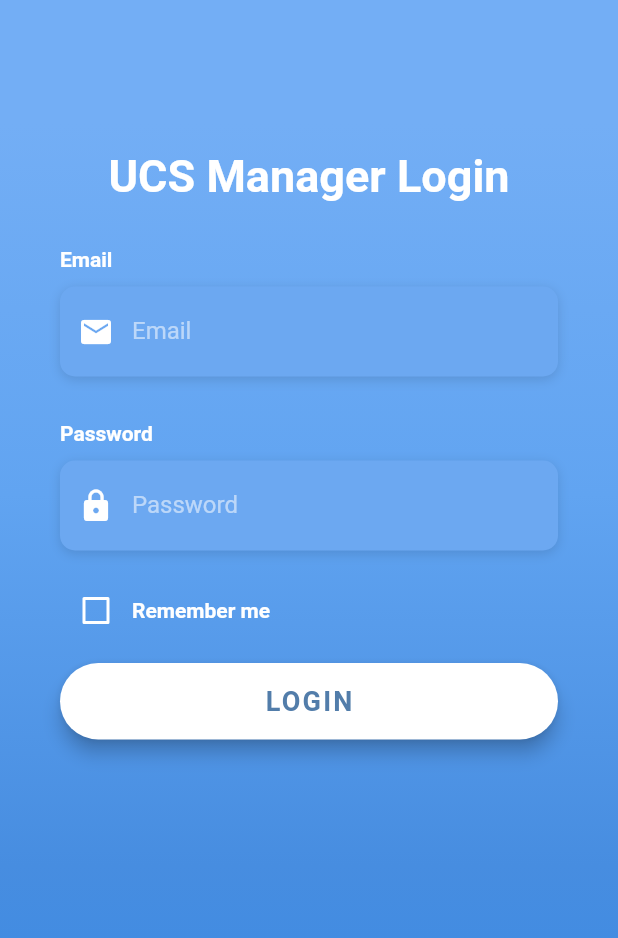
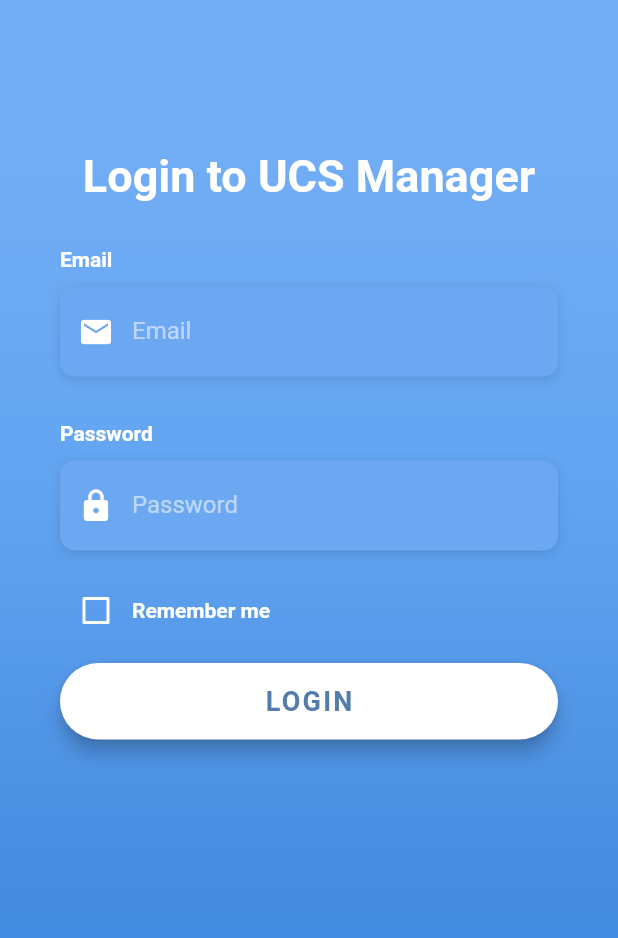
Before and after one commit to SerenityS/UCSManager_Flutter, a Flutter app: the screen it shows after launch, on a phone screen of 412 x 824 dp. Shown: the top 938 px of the screen. Run offline on Flutter 3.47's test engine with Material 2 defaults, Android fonts, the phone set to English and light mode, and no system bars; our stand-ins replace flutter_speed_dial, shared_preferences; missing offline and left inert: requests; Roboto replaces fonts that are missing (OpenSans).

Commit message:
Layout 및 Typo 수정

```diff
--- a/lib/screens/LoginScreen.dart
+++ b/lib/screens/LoginScreen.dart
@@ -285,7 +285,7 @@ class _LoginScreenState extends State<LoginScreen> {
                         height: 100.0,
                       ),
                       Text(
-                        'UCS Manager Login',
+                        'Login to UCS Manager',
                         style: TextStyle(
                           color: Colors.white,
                           fontFamily: 'OpenSans',
--- a/lib/screens/MainScreen.dart
+++ b/lib/screens/MainScreen.dart
@@ -119,7 +119,8 @@ class _MainScreen extends State<MainScreen> with TickerProviderStateMixin {
             context: context,
             builder: (context) {
               return AlertDialog(
-                content: Text('Are You Sure Want to to Exit?'),
+                title: Text('Exit?'),
+                content: Text('Are You Sure Want to Exit?'),
                 actions: <Widget>[
                   TextButton(
                     child: Text('NO'),
```
Also changed, not shown: lib/screens/UCSListScreen.dart (+8 -3 lines).
